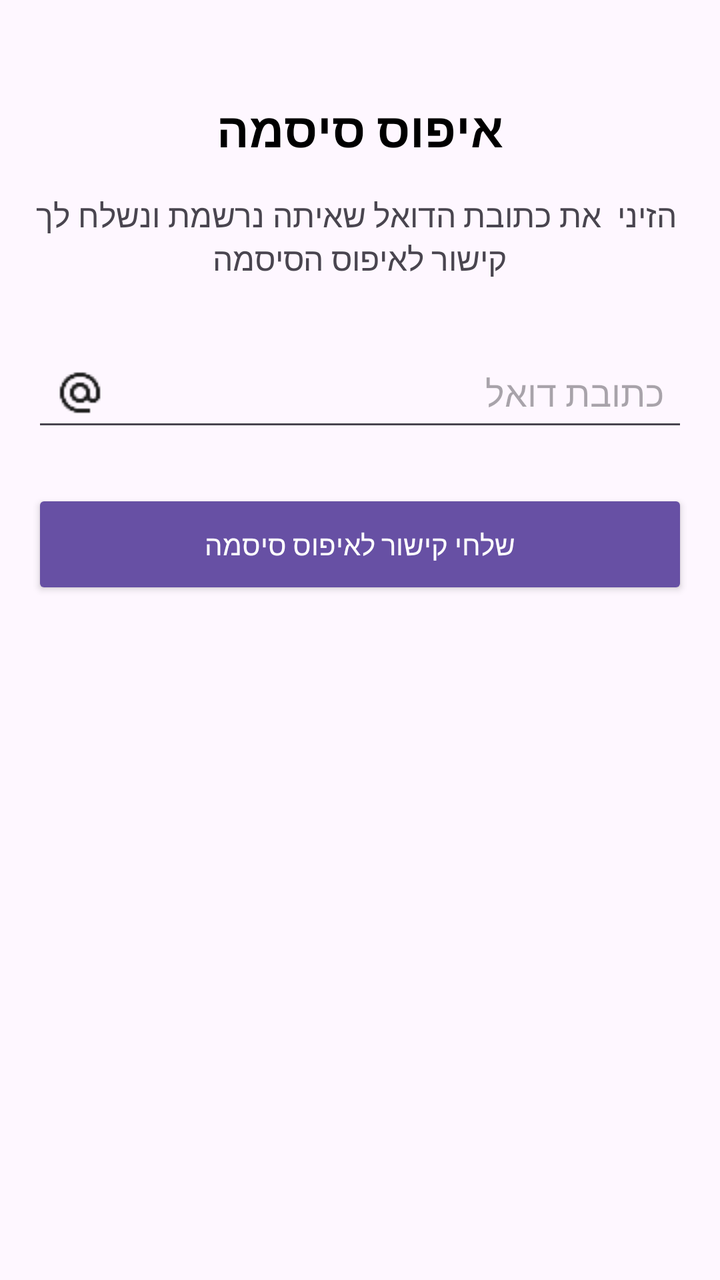
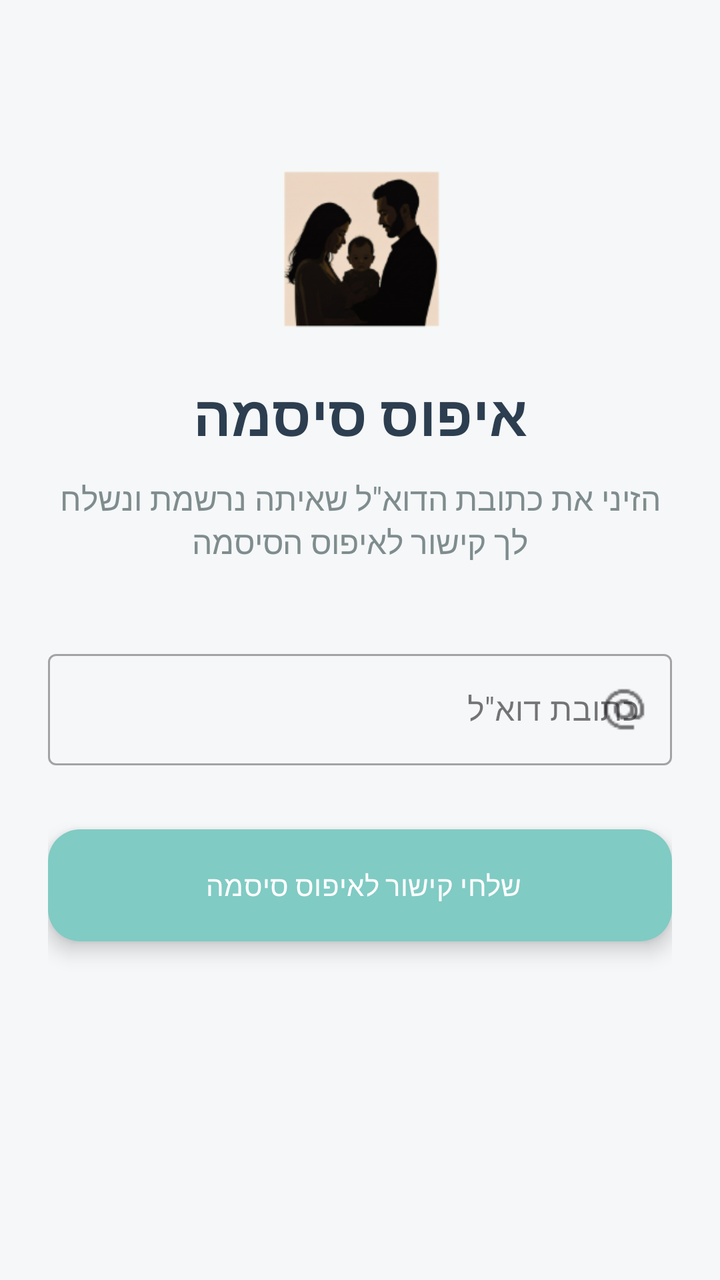

Compare the two renders of this Android layout. The source of the first and the diff that turns it into the second are given below.
<!-- AndroidManifest.xml: application theme Theme.BecomingFamily -->
<!-- res/layout/activity_forgot_password.xml -->
<?xml version="1.0" encoding="utf-8"?>
<androidx.constraintlayout.widget.ConstraintLayout xmlns:android="http://schemas.android.com/apk/res/android"
    xmlns:app="http://schemas.android.com/apk/res-auto"
    xmlns:tools="http://schemas.android.com/tools"
    android:id="@+id/forgot_password_layout"
    android:layout_width="match_parent"
    android:layout_height="match_parent"
    android:padding="16dp"
    tools:context=".ForgotPasswordActivity">

    
    <TextView
        android:id="@+id/tv_title"
        android:layout_width="0dp"
        android:layout_height="wrap_content"
        android:text="איפוס סיסמה"
        android:textSize="24sp"
        android:textStyle="bold"
        android:gravity="center"
        android:textColor="@color/black"
        android:layout_marginTop="32dp"
        app:layout_constraintTop_toTopOf="parent"
        app:layout_constraintStart_toStartOf="parent"
        app:layout_constraintEnd_toEndOf="parent" />

    
    <TextView
        android:id="@+id/tv_instructions"
        android:layout_width="0dp"
        android:layout_height="wrap_content"
        android:text=" הזיני  את כתובת הדואל שאיתה נרשמת ונשלח לך קישור לאיפוס הסיסמה"
    android:textSize="16sp"
    android:layout_marginTop="16dp"
    android:gravity="center"
    app:layout_constraintTop_toBottomOf="@id/tv_title"
    app:layout_constraintStart_toStartOf="parent"
    app:layout_constraintEnd_toEndOf="parent" />

    
    <EditText
        android:id="@+id/et_reset_email"
        android:layout_width="0dp"
        android:layout_height="wrap_content"
        android:layout_marginTop="32dp"
        android:padding="12dp"
        android:hint="כתובת דואל"
        android:inputType="textEmailAddress"
        app:layout_constraintTop_toBottomOf="@id/tv_instructions"
        app:layout_constraintStart_toStartOf="parent"
        app:layout_constraintEnd_toEndOf="parent"
        android:drawableStart="@drawable/email"
        android:drawablePadding="8dp"
    />

    
    <Button
        android:id="@+id/btn_reset_password"
        android:layout_width="0dp"
        android:layout_height="wrap_content"
        android:text="שלחי קישור לאיפוס סיסמה"
        android:layout_marginTop="24dp"
        android:backgroundTint="#81C784"
        android:textColor="@android:color/white"
        app:layout_constraintTop_toBottomOf="@id/et_reset_email"
        app:layout_constraintStart_toStartOf="parent"
        app:layout_constraintEnd_toEndOf="parent"
        style="@style/Widget.AppCompat.Button.Colored"
        android:padding="14dp"/>

    
    <ProgressBar
        android:id="@+id/progress_bar_reset"
        android:layout_width="wrap_content"
        android:layout_height="wrap_content"
        android:visibility="gone"
        app:layout_constraintTop_toBottomOf="@id/btn_reset_password"
        app:layout_constraintStart_toStartOf="parent"
        app:layout_constraintEnd_toEndOf="parent"
        android:layout_marginTop="16dp"/>

</androidx.constraintlayout.widget.ConstraintLayout>
<!-- resources referenced by this layout -->
<resources>
  <color name="black">#FF000000</color>
  <!-- drawable email: png bitmap (drawable, 712 bytes) -->
  <style name="Theme.BecomingFamily" parent="Base.Theme.BecomingFamily" />
  <style name="Base.Theme.BecomingFamily" parent="Theme.Material3.DayNight.NoActionBar">
          
          
      </style>
</resources>

<!-- the commit's change to res/layout/activity_forgot_password.xml (unified diff, before → after) -->
@@ -5,77 +5,89 @@
     android:id="@+id/forgot_password_layout"
     android:layout_width="match_parent"
     android:layout_height="match_parent"
-    android:padding="16dp"
+    android:background="@color/background_soft"
+    android:layoutDirection="rtl"
+    android:padding="24dp"
     tools:context=".ForgotPasswordActivity">
 
-    
+    <ImageView
+        android:id="@+id/ivLogo"
+        android:layout_width="80dp"
+        android:layout_height="80dp"
+        android:layout_marginTop="60dp"
+        android:src="@drawable/family"
+        app:layout_constraintEnd_toEndOf="parent"
+        app:layout_constraintStart_toStartOf="parent"
+        app:layout_constraintTop_toTopOf="parent" />
+
     <TextView
         android:id="@+id/tv_title"
         android:layout_width="0dp"
         android:layout_height="wrap_content"
+        android:layout_marginTop="24dp"
+        android:gravity="center"
         android:text="איפוס סיסמה"
-        android:textSize="24sp"
+        android:textColor="@color/text_primary"
+        android:textSize="28sp"
         android:textStyle="bold"
-        android:gravity="center"
-        android:textColor="@color/black"
-        android:layout_marginTop="32dp"
-        app:layout_constraintTop_toTopOf="parent"
+        app:layout_constraintEnd_toEndOf="parent"
         app:layout_constraintStart_toStartOf="parent"
-        app:layout_constraintEnd_toEndOf="parent" />
+        app:layout_constraintTop_toBottomOf="@id/ivLogo" />
 
-    
     <TextView
         android:id="@+id/tv_instructions"
         android:layout_width="0dp"
         android:layout_height="wrap_content"
-        android:text=" הזיני  את כתובת הדואל שאיתה נרשמת ונשלח לך קישור לאיפוס הסיסמה"
-    android:textSize="16sp"
-    android:layout_marginTop="16dp"
-    android:gravity="center"
-    app:layout_constraintTop_toBottomOf="@id/tv_title"
-    app:layout_constraintStart_toStartOf="parent"
-    app:layout_constraintEnd_toEndOf="parent" />
+        android:layout_marginTop="12dp"
+        android:gravity="center"
+        android:text="הזיני את כתובת הדוא&quot;ל שאיתה נרשמת ונשלח לך קישור לאיפוס הסיסמה"
+        android:textColor="@color/text_secondary"
+        android:textSize="16sp"
+        app:layout_constraintEnd_toEndOf="parent"
+        app:layout_constraintStart_toStartOf="parent"
+        app:layout_constraintTop_toBottomOf="@id/tv_title" />
 
-    
-    <EditText
-        android:id="@+id/et_reset_email"
+    <com.google.android.material.textfield.TextInputLayout
+        android:id="@+id/tilEmail"
+        style="@style/Widget.MaterialComponents.TextInputLayout.OutlinedBox"
+        android:layout_width="0dp"
+        android:layout_height="wrap_content"
+        android:layout_marginTop="40dp"
+        android:hint="כתובת דוא&quot;ל"
+        app:layout_constraintEnd_toEndOf="parent"
+        app:layout_constraintStart_toStartOf="parent"
+        app:layout_constraintTop_toBottomOf="@id/tv_instructions"
+        app:startIconDrawable="@drawable/email">
+
+        <com.google.android.material.textfield.TextInputEditText
+            android:id="@+id/et_reset_email"
+            android:layout_width="match_parent"
+            android:layout_height="wrap_content"
+            android:inputType="textEmailAddress" />
+    </com.google.android.material.textfield.TextInputLayout>
+
+    <com.google.android.material.floatingactionbutton.ExtendedFloatingActionButton
+        android:id="@+id/btn_reset_password"
         android:layout_width="0dp"
         android:layout_height="wrap_content"
         android:layout_marginTop="32dp"
-        android:padding="12dp"
-        android:hint="כתובת דואל"
-        android:inputType="textEmailAddress"
-        app:layout_constraintTop_toBottomOf="@id/tv_instructions"
+        android:gravity="center"
+        android:text="שלחי קישור לאיפוס סיסמה"
+        android:textColor="@color/white"
+        app:backgroundTint="@color/primary"
+        app:cornerRadius="28dp"
+        app:layout_constraintEnd_toEndOf="parent"
         app:layout_constraintStart_toStartOf="parent"
-        app:layout_constraintEnd_toEndOf="parent"
-        android:drawableStart="@drawable/email"
-        android:drawablePadding="8dp"
-    />
+        app:layout_constraintTop_toBottomOf="@id/tilEmail" />
 
-    
-    <Button
-        android:id="@+id/btn_reset_password"
-        android:layout_width="0dp"
-        android:layout_height="wrap_content"
-        android:text="שלחי קישור לאיפוס סיסמה"
-        android:layout_marginTop="24dp"
-        android:backgroundTint="#81C784"
-        android:textColor="@android:color/white"
-        app:layout_constraintTop_toBottomOf="@id/et_reset_email"
-        app:layout_constraintStart_toStartOf="parent"
-        app:layout_constraintEnd_toEndOf="parent"
-        style="@style/Widget.AppCompat.Button.Colored"
-        android:padding="14dp"/>
-
-    
     <ProgressBar
         android:id="@+id/progress_bar_reset"
         android:layout_width="wrap_content"
         android:layout_height="wrap_content"
+        android:layout_marginTop="24dp"
         android:visibility="gone"
-        app:layout_constraintTop_toBottomOf="@id/btn_reset_password"
+        app:layout_constraintEnd_toEndOf="parent"
         app:layout_constraintStart_toStartOf="parent"
-        app:layout_constraintEnd_toEndOf="parent"
-        android:layout_marginTop="16dp"/>
+        app:layout_constraintTop_toBottomOf="@id/btn_reset_password" />
 
 </androidx.constraintlayout.widget.ConstraintLayout>
<!-- resource entries referenced after the edit -->
@@ -1,11 +1,29 @@
 <!-- resources referenced by this layout -->
 <resources>
+  <color name="background_soft">#F5F7F8</color>
+  <color name="primary">#FF80CBC4</color>
+  <color name="text_primary">#2C3E50</color>
+  <color name="text_secondary">#7F8C8D</color>
+  <color name="white">#FFFFFFFF</color>
   <color name="black">#FF000000</color>
   <!-- drawable email: png bitmap (drawable, 712 bytes) -->
+  <!-- drawable family: png bitmap (drawable, 22359 bytes) -->
   <style name="Theme.BecomingFamily" parent="Base.Theme.BecomingFamily" />
   <style name="Base.Theme.BecomingFamily" parent="Theme.Material3.DayNight.NoActionBar">
           
+          <item name="colorPrimary">@color/primary</item>
+          <item name="colorPrimaryVariant">@color/primary_dark</item>
+          <item name="colorOnPrimary">@color/white</item>
           
+          <item name="colorSecondary">@color/accent</item>
+          <item name="colorSecondaryVariant">@color/accent</item>
+          <item name="colorOnSecondary">@color/black</item>
+          
+          <item name="android:statusBarColor">@color/primary_dark</item>
+  
+          <item name="android:windowBackground">@color/background_soft</item>
       </style>
+  <color name="primary_dark">#FF4DB6AC</color>
+  <color name="accent">#FF81C784</color>
 </resources>
 
